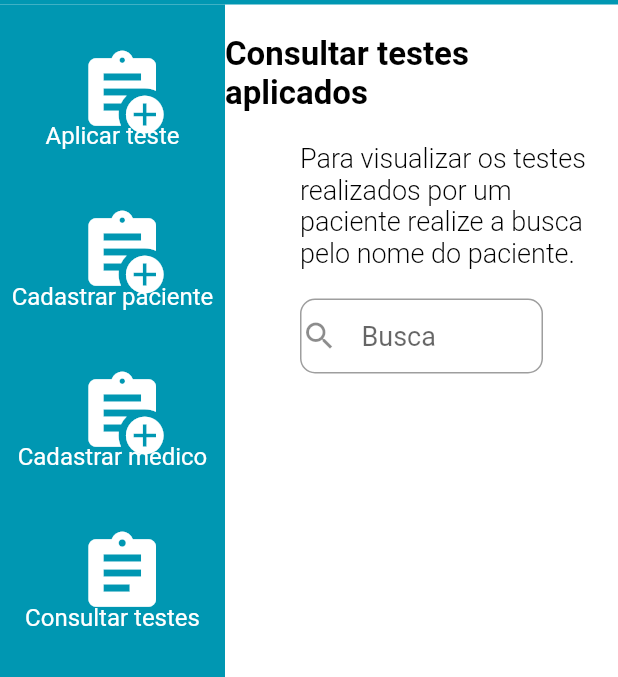
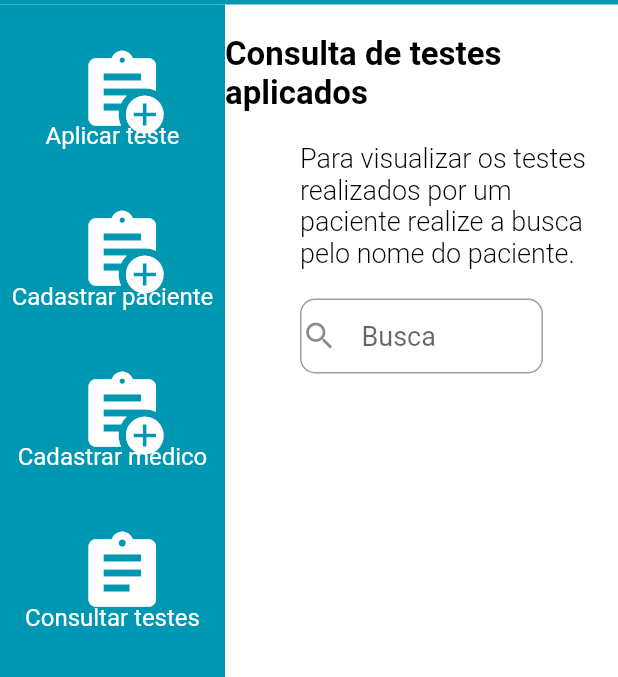
Before and after one commit to karinaplemos/mocageriuff_admin, a Flutter app: the TestDataPage screen opened directly, on a phone screen of 412 x 824 dp, the part 150-827 px from its top. Run offline on Flutter 3.47's test engine with Material 2 defaults, Android fonts, the phone set to English and light mode, and no system bars; drawn by our look-alikes of searchfield; our stand-ins replace brasil_fields, cloud_firestore, email_validator, firebase_auth, firebase_core, firebase_storage and 1 more; accounts and stored records are empty.

Commit message:
Alterando titulo de página de testes aplicados

```diff
--- a/lib/view/testdatapage.dart
+++ b/lib/view/testdatapage.dart
@@ -182,7 +182,7 @@ class TestDataPageState extends State<TestDataPage> {
                         padding: EdgeInsets.only(top: 20),
                         child: Center(
                             child: Text(
-                          "Consultar testes aplicados",
+                          "Consulta de testes aplicados",
                           style: TextStyle(
                               fontSize: 22.0,
                               color: Colors.black,
```
